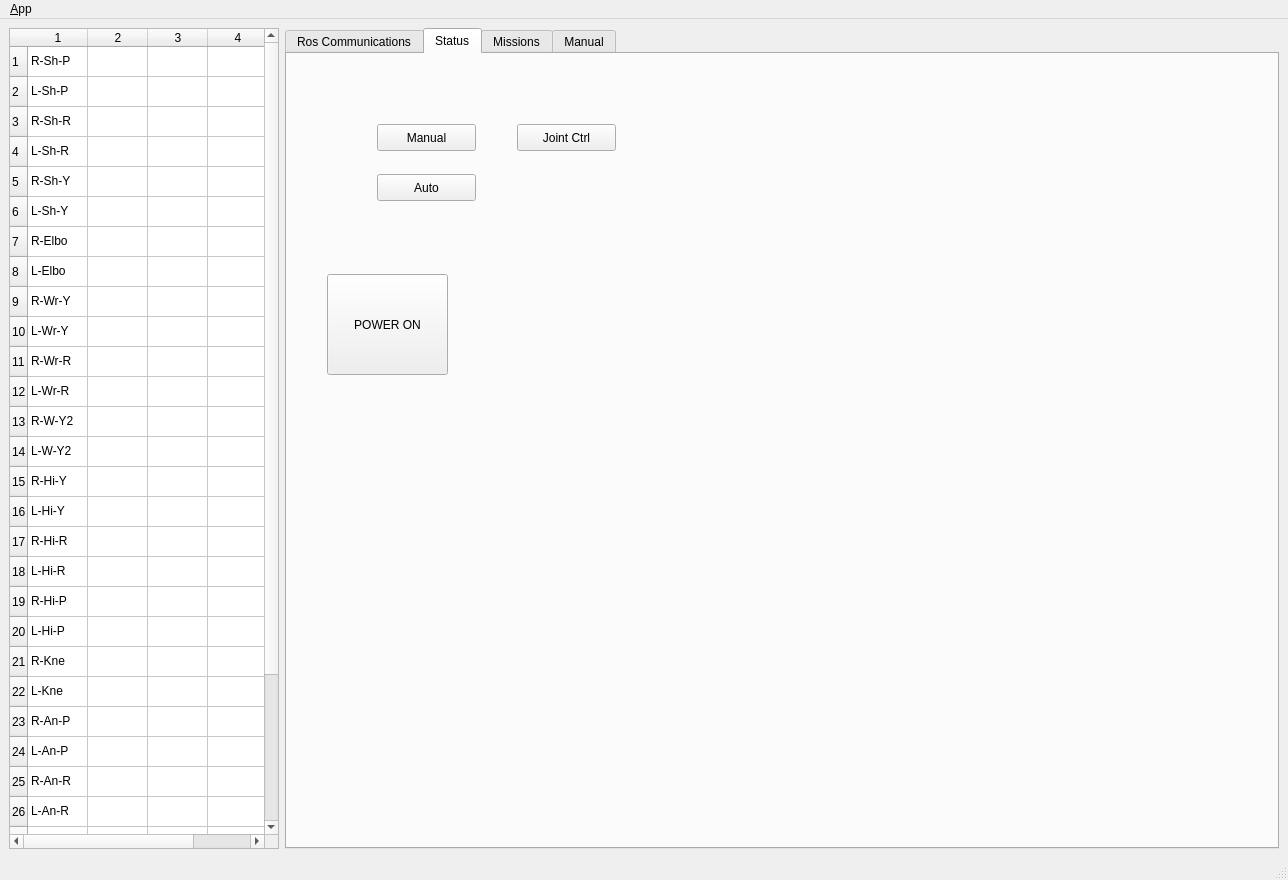
The window that dyros_black_ui/ui/main_window.ui (jmpechem/sm_n_vis) describes before a commit, drawn with Qt 5.
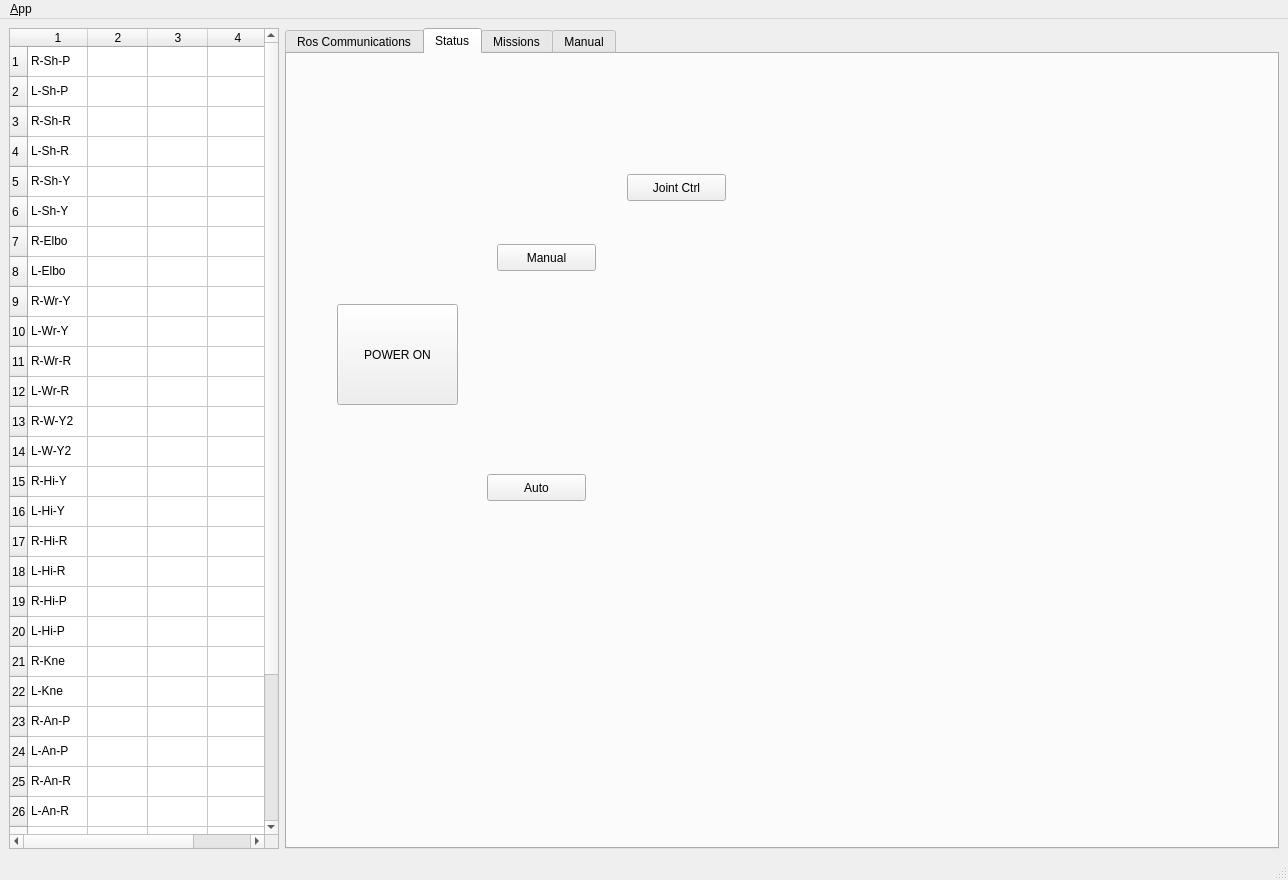
The same window after the commit. The open tabs and pages were chosen to show the change. Icons and pictures are not drawn.

What changed in the file:
```diff
--- a/dyros_black_ui/ui/main_window.ui
+++ b/dyros_black_ui/ui/main_window.ui
@@ -503,8 +503,8 @@
        <widget class="QPushButton" name="manuButton">
         <property name="geometry">
          <rect>
-          <x>90</x>
-          <y>70</y>
+          <x>210</x>
+          <y>190</y>
           <width>99</width>
           <height>27</height>
          </rect>
@@ -516,8 +516,8 @@
        <widget class="QPushButton" name="autoButton">
         <property name="geometry">
          <rect>
-          <x>90</x>
-          <y>120</y>
+          <x>200</x>
+          <y>420</y>
           <width>99</width>
           <height>27</height>
          </rect>
@@ -529,8 +529,8 @@
        <widget class="QPushButton" name="button_joint_control">
         <property name="geometry">
          <rect>
-          <x>230</x>
-          <y>70</y>
+          <x>340</x>
+          <y>120</y>
           <width>99</width>
           <height>27</height>
          </rect>
@@ -542,8 +542,8 @@
        <widget class="QPushButton" name="button_power_on">
         <property name="geometry">
          <rect>
-          <x>40</x>
-          <y>220</y>
+          <x>50</x>
+          <y>250</y>
           <width>121</width>
           <height>101</height>
          </rect>
```
Left out of the diff: 12 changed lines with no effect on the pictures.
